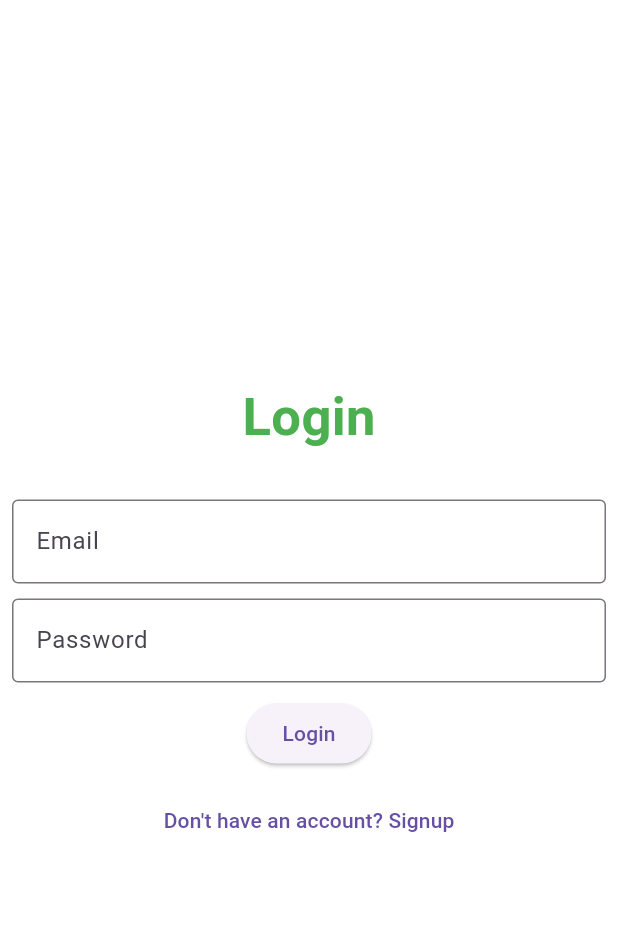
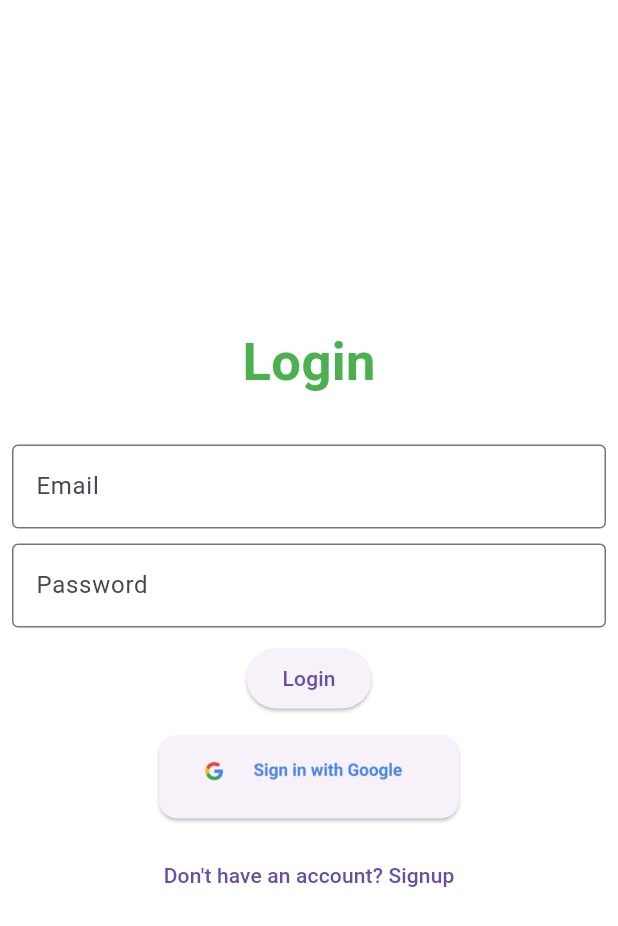
Before and after one commit to shitalchauhan769/chat_app, a Flutter app: the LoginScreen screen opened by its route, on a phone screen of 412 x 824 dp. Shown: the top 926 px of the screen. Run offline on Flutter 3.47's test engine with Material 3 defaults, Android fonts, the phone set to English and light mode, and no system bars; our stand-ins replace firebase_auth, firebase_core, get, google_sign_in; accounts and stored records are empty.

Commit message:
23-8-2024

```diff
--- a/lib/screen/login/view/login_screen.dart
+++ b/lib/screen/login/view/login_screen.dart
@@ -2,6 +2,7 @@ import 'package:flutter/material.dart';
 import 'package:get/get.dart';
 import 'package:get/get_common/get_reset.dart';
 import 'package:get/get_core/src/get_main.dart';
+import 'package:my_chat_app/utils/colors.dart';
 import 'package:my_chat_app/utils/helper/auth_helper.dart';
 
 class LoginScreen extends StatefulWidget {
@@ -25,7 +26,8 @@ class _LoginScreenState extends State<LoginScreen> {
           children: [
             const Text(
               "Login",
-              style: TextStyle(fontSize: 35, fontWeight: FontWeight.bold,color: Colors.green),
+              style: TextStyle(
+                  fontSize: 35, fontWeight: FontWeight.bold, color: green),
             ),
             const SizedBox(
               height: 30,
@@ -57,19 +59,37 @@ class _LoginScreenState extends State<LoginScreen> {
             ),
             ElevatedButton(
               onPressed: () async {
-                String mag = await AuthHelper.helper.signInEmailWithPassword(txtEmail.text, txtPassword.text);
-                if(mag=="Success")
-                  {
-                    Get.offAndToNamed('/home');
-                    Get.snackbar("Successful", "My ChatApp");
-                  }
-                else
-                  {
-                    Get.snackbar(mag, "My ChatApp");
-                  }
+                String mag = await AuthHelper.helper
+                    .signInEmailWithPassword(txtEmail.text, txtPassword.text);
+                if (mag == "Success") {
+                  Get.offAndToNamed('/home');
+                  Get.snackbar("Successful", "My ChatApp");
+                } else {
+                  Get.snackbar(mag, "My ChatApp");
+                }
               },
               child: const Text(
                 "Login",
+              ),
+            ),
+            const SizedBox(
+              height: 10,
+            ),
+            InkWell(
+              onTap: () async {
+                String mag = await AuthHelper.helper.signGoolgeWithEmailAndPassword();
+                if (mag == "Success") {
+                  Get.offAndToNamed('/home');
+                  Get.snackbar("Successful", "My ChatApp");
+                } else {
+                  Get.snackbar(mag, "My ChatApp");
+                }
+              },
+              child: const Card(
+                child: Image(
+                  image: AssetImage("assets/image/google.png"),
+                  width: 200,
+                ),
               ),
             ),
             const SizedBox(
--- a/lib/screen/login/view/signup_screen.dart
+++ b/lib/screen/login/view/signup_screen.dart
@@ -59,8 +59,7 @@ class _SignupScreenState extends State<SignupScreen> {
             ),
             ElevatedButton(
               onPressed: () async {
-                String mag = await AuthHelper.helper
-                    .signUpEmailWithPassword(txtEmail.text, txtPassword.text);
+                String mag = await AuthHelper.helper.signUpEmailWithPassword(txtEmail.text, txtPassword.text);
                 if (mag == "Success") {
                   Get.snackbar("Successful", "My ChatApp");
 
--- a/pubspec.yaml
+++ b/pubspec.yaml
@@ -38,6 +38,7 @@ dependencies:
   firebase_core: ^3.3.0
   get: ^4.6.6
   firebase_auth: ^5.1.4
+  google_sign_in: ^6.2.1
 
 dev_dependencies:
   flutter_test:
@@ -65,6 +66,9 @@ flutter:
   # assets:
   #   - images/a_dot_burr.jpeg
   #   - images/a_dot_ham.jpeg
+  assets:
+    - assets/image/
+
 
   # An image asset can refer to one or more resolution-specific "variants", see
   # https://flutter.dev/to/resolution-aware-images
```
Also changed, not shown: lib/main.dart (+4 -5 lines), lib/screen/home/view/home_screen.dart (+25 -1 lines), lib/screen/splash/view/splash_screen.dart (+4 -4 lines), lib/utils/helper/auth_helper.dart (+26 -2 lines), assets/image/google.png (added), pubspec.lock, 1 other file.
